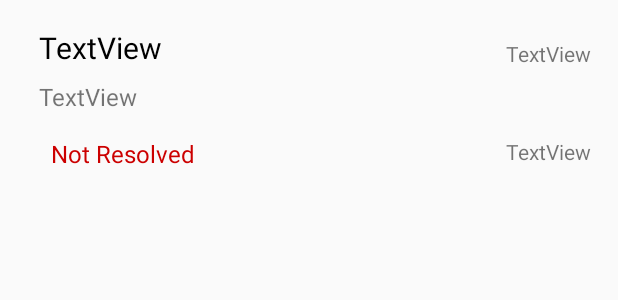
After one commit to FreeFlowOrg/Cell-Solutions, an Android app: the layout sent_report_container.xml on its own in the app's theme, with its tools: preview values and no code run, on a phone screen of 412 x 824 dp. The commit adds this screen. Shown: the top 300 px of the screen. Run offline under Robolectric (Android 15) with nearby library versions, the phone set to English and light mode, and no system bars.

Commit message:
Added view for submitted reports

```diff
--- a/app/src/main/java/org/freeflow/cellsolutions/activities/MainActivity.kt
+++ b/app/src/main/java/org/freeflow/cellsolutions/activities/MainActivity.kt
@@ -15,6 +15,7 @@ import org.freeflow.cellsolutions.fragments.HomeFragment
 import org.freeflow.cellsolutions.fragments.InfoFragment
 import org.freeflow.cellsolutions.fragments.OffersFragment
 import org.freeflow.cellsolutions.R
+import org.freeflow.cellsolutions.fragments.SentFragment
 
 class MainActivity : AppCompatActivity(), FragNavController.RootFragmentListener {
 
@@ -25,7 +26,7 @@ class MainActivity : AppCompatActivity(), FragNavController.RootFragmentListener
         return when (index) {
             0 -> HomeFragment()
             1 -> OffersFragment()
-            2 -> InfoFragment()
+            2 -> SentFragment()
             else -> {
                 throw IllegalStateException("Index Invalid")
             }
--- /dev/null
+++ b/app/src/main/res/layout/sent_report_container.xml
@@ -0,0 +1,74 @@
+<?xml version="1.0" encoding="utf-8"?>
+<android.support.constraint.ConstraintLayout
+    xmlns:android="http://schemas.android.com/apk/res/android"
+    xmlns:app="http://schemas.android.com/apk/res-auto"
+    xmlns:tools="http://schemas.android.com/tools"
+    android:layout_width="match_parent"
+    android:layout_height="wrap_content"
+    android:layout_margin="10dp">
+
+    <TextView
+        android:id="@+id/titleTV"
+        android:layout_width="0dp"
+        android:layout_height="wrap_content"
+        android:layout_marginEnd="8dp"
+        android:layout_marginStart="16dp"
+        android:layout_marginTop="8dp"
+        android:textSize="20sp"
+        android:textColor="@android:color/black"
+        android:textAlignment="viewStart"
+        app:layout_constraintEnd_toStartOf="@+id/submittedTimeTV"
+        app:layout_constraintStart_toStartOf="parent"
+        app:layout_constraintTop_toTopOf="parent"
+        tools:text="TextView" />
+
+    <TextView
+        android:id="@+id/descriptionTV"
+        android:layout_width="wrap_content"
+        android:layout_height="wrap_content"
+        android:layout_marginStart="16dp"
+        android:layout_marginEnd="16dp"
+        android:layout_marginTop="8dp"
+        android:layout_marginBottom="8dp"
+        tools:text="TextView"
+        android:textSize="16sp"
+        app:layout_constraintStart_toStartOf="parent"
+        app:layout_constraintTop_toBottomOf="@+id/titleTV" />
+
+    <TextView
+        android:id="@+id/submittedTimeTV"
+        android:layout_width="wrap_content"
+        android:layout_height="wrap_content"
+        android:layout_marginEnd="8dp"
+        android:layout_marginTop="16dp"
+        android:text="TextView"
+        app:layout_constraintEnd_toEndOf="parent"
+        app:layout_constraintTop_toTopOf="parent" />
+
+    <TextView
+        android:layout_width="0dp"
+        android:layout_height="wrap_content"
+        android:id="@+id/ifResolvedTV"
+        android:text="Not Resolved"
+        android:textAlignment="viewStart"
+        app:layout_constraintEnd_toStartOf="@+id/submittedTimeTV"
+        android:layout_marginStart="24dp"
+        android:layout_marginEnd="16dp"
+        android:layout_marginTop="16dp"
+        android:layout_marginBottom="8dp"
+        android:textSize="16sp"
+        android:textColor="@android:color/holo_red_dark"
+        app:layout_constraintTop_toBottomOf="@+id/descriptionTV"
+        app:layout_constraintStart_toStartOf="parent"/>
+
+    <TextView
+        android:id="@+id/resolvedTimeTV"
+        android:layout_width="wrap_content"
+        android:layout_height="wrap_content"
+        android:layout_marginEnd="8dp"
+        android:layout_marginTop="16dp"
+        app:layout_constraintEnd_toEndOf="parent"
+        app:layout_constraintTop_toBottomOf="@+id/descriptionTV"
+        tools:text="TextView" />
+
+</android.support.constraint.ConstraintLayout>
```
Also changed, not shown: app/src/main/java/org/freeflow/cellsolutions/adapters/SentReportAdapter.kt (added, +66 -0 lines), app/src/main/java/org/freeflow/cellsolutions/fragments/HomeFragment.kt (+28 -12 lines), app/src/main/java/org/freeflow/cellsolutions/fragments/SentFragment.kt (added, +53 -0 lines), app/src/main/res/layout/fragment_sent.xml (added, +33 -0 lines).
